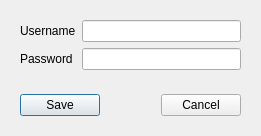
Before: the Qt Designer form src/Configuration.ui in vsuponev/TimeFlipAgent, drawn with Qt 5.
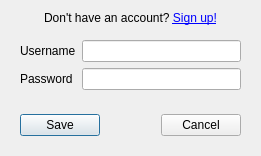
After: the same form once the commit is applied.

Commit message: Signup link added to the Configuration dialog

The edit to the form file:
```diff
--- a/src/Configuration.ui
+++ b/src/Configuration.ui
@@ -14,27 +14,40 @@
    <string>TimeFlipAgent configuration</string>
   </property>
   <layout class="QVBoxLayout" name="verticalLayout">
+   <item>
+    <widget class="QLabel" name="signupLabel">
+     <property name="text">
+      <string>Don't have an account? &lt;a href=&quot;https://newapp.timeflip.io/register&quot;&gt;Sign up&lt;a&gt;!</string>
+     </property>
+     <property name="scaledContents">
+      <bool>false</bool>
+     </property>
+     <property name="alignment">
+      <set>Qt::AlignmentFlag::AlignCenter</set>
+     </property>
+    </widget>
+   </item>
    <item>
     <widget class="QWidget" name="widget" native="true">
      <layout class="QGridLayout" name="gridLayout">
-      <item row="0" column="0">
-       <widget class="QLabel" name="usernameLabel">
-        <property name="text">
-         <string>Username</string>
-        </property>
-       </widget>
-      </item>
-      <item row="0" column="1">
-       <widget class="QLineEdit" name="usernameEdit"/>
-      </item>
-      <item row="1" column="0">
+      <item row="2" column="0">
        <widget class="QLabel" name="passwordLabel">
         <property name="text">
          <string>Password</string>
         </property>
        </widget>
       </item>
+      <item row="1" column="0">
+       <widget class="QLabel" name="usernameLabel">
+        <property name="text">
+         <string>Username</string>
+        </property>
+       </widget>
+      </item>
       <item row="1" column="1">
+       <widget class="QLineEdit" name="usernameEdit"/>
+      </item>
+      <item row="2" column="1">
        <widget class="QLineEdit" name="passwordEdit">
         <property name="echoMode">
          <enum>QLineEdit::EchoMode::PasswordEchoOnEdit</enum>
```
The commit also changes 1 other file.
